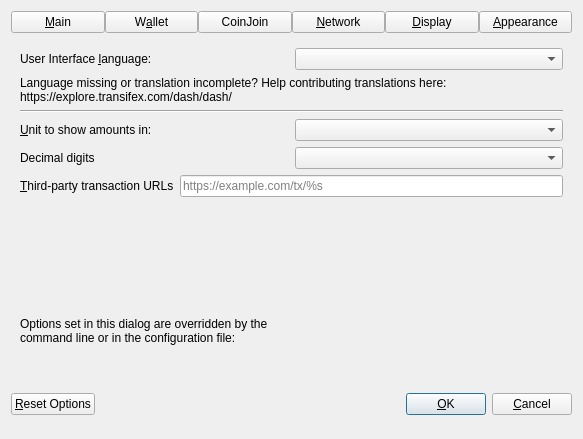
Above: src/qt/forms/optionsdialog.ui from rubaspay/rubas before the change. Below: the same form after it.
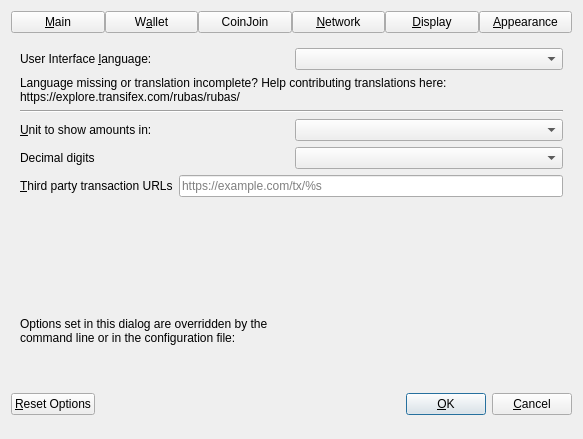
That is the form after the change. The open tabs and pages were chosen to show the change. Custom widgets are drawn as their Qt base class.

Commit message:
rubas origin
rubas develop

```diff
--- a/src/qt/forms/optionsdialog.ui
+++ b/src/qt/forms/optionsdialog.ui
@@ -970,7 +970,7 @@
          </property>
          <property name="text">
           <string>Language missing or translation incomplete? Help contributing translations here:
-https://explore.transifex.com/dash/dash/</string>
+https://explore.transifex.com/rubas/rubas/</string>
          </property>
          <property name="wordWrap">
           <bool>true</bool>
@@ -1036,7 +1036,7 @@
             <string>Third-party URLs (e.g. a block explorer) that appear in the transactions tab as context menu items.&lt;br/&gt;%s in the URL is replaced by transaction hash. Multiple URLs are separated by vertical bar |.</string>
            </property>
            <property name="text">
-            <string>&amp;Third-party transaction URLs</string>
+            <string>&amp;Third party transaction URLs</string>
            </property>
            <property name="buddy">
             <cstring>thirdPartyTxUrls</cstring>
```
Left out of the diff: 12 changed lines with no effect on the pictures. The commit also changes 831 other files.
